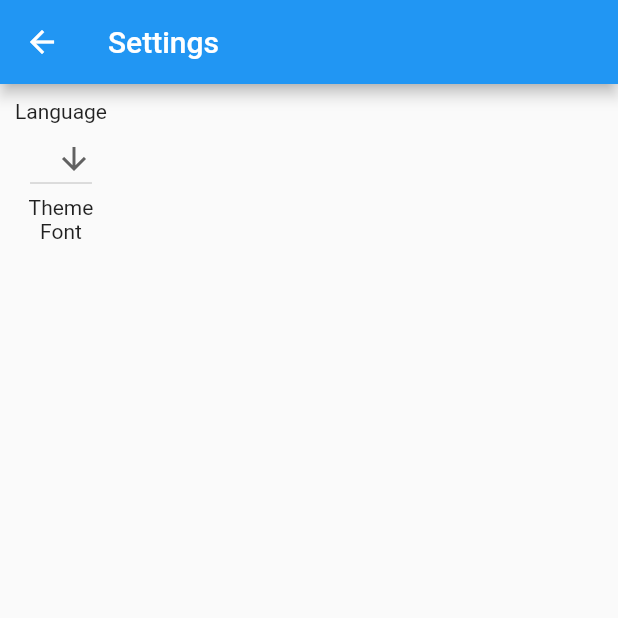
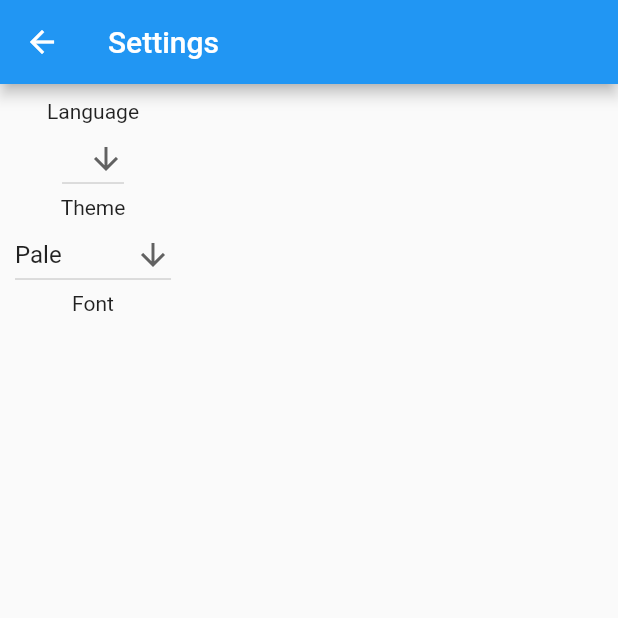
Before and after one commit to sv-makh/minimal_time_tracker, a Flutter app: the SettingsScreen screen opened directly, on a phone screen of 412 x 824 dp, the top half of it. Run offline on Flutter 3.47's test engine with Material 2 defaults, Android fonts, the phone set to English and light mode, and no system bars; our stand-ins replace flutter_bloc, hive, hive_flutter, shared_preferences; accounts and stored records are empty; generated files the repository leaves out were written again.

Commit message:
work w/out errors; working on making primarySwatch color

```diff
--- a/lib/main.dart
+++ b/lib/main.dart
@@ -37,6 +37,8 @@ class MyApp extends StatelessWidget {
 
           BlocProvider.of<LanguageBloc>(context).add(SetInitialSetting());
 
+          print('main theme: ${state.theme}');
+
           return MaterialApp(
             locale: state.locale,
             title: 'Minimal Time Tracker',
--- a/lib/screens/settings_screen.dart
+++ b/lib/screens/settings_screen.dart
@@ -3,6 +3,7 @@ import 'package:flutter_bloc/flutter_bloc.dart';
 import 'package:flutter_gen/gen_l10n/app_localizations.dart';
 import 'package:minimal_time_tracker/settings/settings_bloc.dart';
 import 'package:minimal_time_tracker/settings/settings_data.dart';
+import 'package:minimal_time_tracker/settings/themes.dart';
 
 class SettingsScreen extends StatelessWidget {
   const SettingsScreen({Key? key}) : super(key: key);
@@ -26,7 +27,8 @@ class SettingsScreen extends StatelessWidget {
                   DropdownButton(
                     value: state.locale!.languageCode,
                     icon: const Icon(Icons.arrow_downward),
-                    items: supportedLocales.map<DropdownMenuItem<String>>((Locale value) {
+                    items: supportedLocales
+                        .map<DropdownMenuItem<String>>((Locale value) {
                       return DropdownMenuItem<String>(
                         value: value.languageCode,
                         child: Text(value.languageCode),
@@ -38,6 +40,21 @@ class SettingsScreen extends StatelessWidget {
                     },
                   ),
                   Text(AppLocalizations.of(context)!.theme),
+                  DropdownButton(
+                    value: state.theme,
+                    icon: const Icon(Icons.arrow_downward),
+                    items: themeData.keys
+                        .map<DropdownMenuItem<String>>((String value) {
+                      return DropdownMenuItem<String>(
+                        value: value,
+                        child: Text(value),
+                      );
+                    }).toList(),
+                    onChanged: (String? value) {
+                      BlocProvider.of<LanguageBloc>(context)
+                          .add(ChangeTheme(theme: value!));
+                    },
+                  ),
                   Text(AppLocalizations.of(context)!.font),
                 ],
               ),
--- a/lib/settings/settings_bloc.dart
+++ b/lib/settings/settings_bloc.dart
@@ -57,6 +57,7 @@ class LanguageBloc extends Bloc<SettingsEvent, SettingsState> {
       SharedPreferences prefs = await SharedPreferences.getInstance();
       String newTheme = event.theme;
       prefs.setString('theme', newTheme);
+      print('bloc change theme: $newTheme');
 
       return emitter(SettingsState(currentLocale, newTheme));
     });
--- a/lib/settings/themes.dart
+++ b/lib/settings/themes.dart
@@ -25,7 +25,7 @@ import 'package:minimal_time_tracker/settings/color_palettes.dart';
 
 Map<String, ThemeData> themeData = {
   'Pale' : ThemeData(
-    primaryColor: Colors.blue,
+    primarySwatch: Colors.blue,
   ),
   'Dusty Rose' : ThemeData(
     primaryColor: dustyRoseDark[2],
```
Also changed, not shown: lib/helpers/convert.dart (+15 -0 lines).
